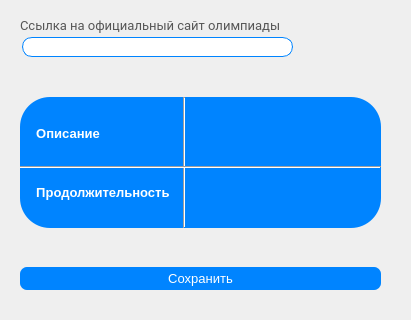
Before: the Qt Designer form ui_files/new_olymp_with_subject.ui in Dmitriyburin/web_proj1, drawn with Qt 5; both pictures show x 0 to 411 and y 243 to 563 of the 411 by 563 pixel window.
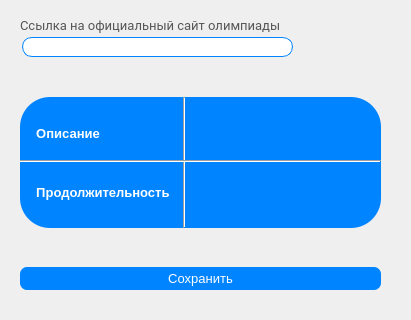
After: the same form once the commit is applied.

The edit to the form file:
```diff
--- a/ui_files/new_olymp_with_subject.ui
+++ b/ui_files/new_olymp_with_subject.ui
@@ -304,9 +304,9 @@
    <property name="geometry">
     <rect>
      <x>20</x>
-     <y>400</y>
+     <y>389</y>
      <width>361</width>
-     <height>20</height>
+     <height>31</height>
     </rect>
    </property>
    <property name="orientation">
```
